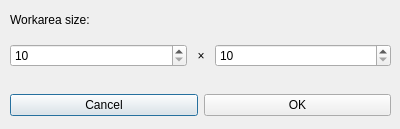
First picture: the form in documentoptionsdialog.ui, repository torunar/sve, before the edit.
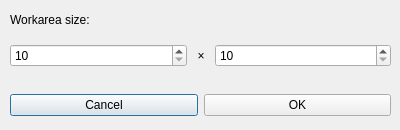
Second picture: the form after the edit.

Commit message: Program preferences dialog

Patch:
```diff
--- a/documentoptionsdialog.ui
+++ b/documentoptionsdialog.ui
@@ -7,9 +7,21 @@
     <x>0</x>
     <y>0</y>
     <width>400</width>
-    <height>129</height>
+    <height>130</height>
    </rect>
   </property>
+  <property name="minimumSize">
+   <size>
+    <width>400</width>
+    <height>130</height>
+   </size>
+  </property>
+  <property name="maximumSize">
+   <size>
+    <width>400</width>
+    <height>130</height>
+   </size>
+  </property>
   <property name="windowTitle">
    <string>Document options</string>
   </property>
```
The commit also changes 7 other files.
